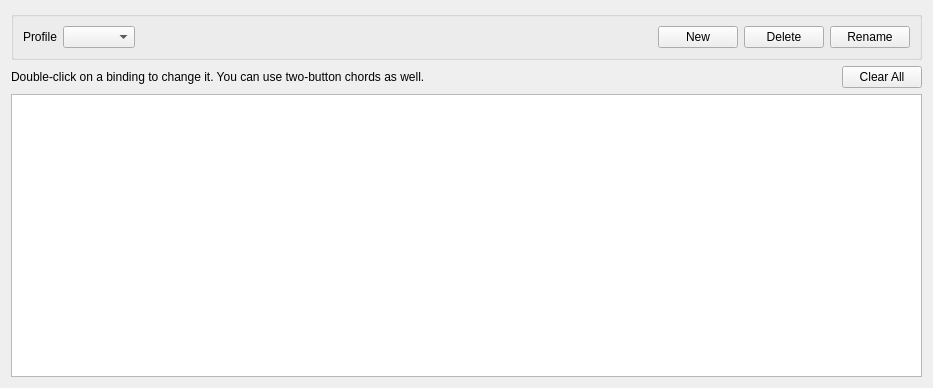
This is src/citra_qt/configuration/configure_hotkeys_controller.ui in azahar-emu/azahar as Qt 5 draws it before an edit. The edited form follows.
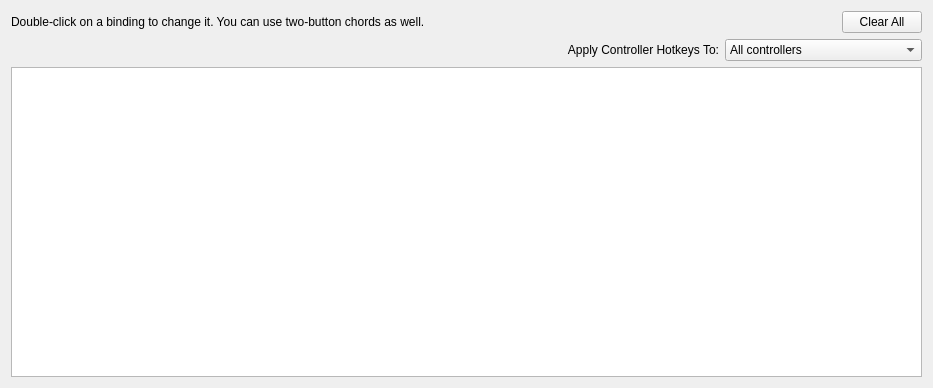
This is the edited form.

Commit message: input profiles and controller hotkeys can now apply to one controller, same type, or all controllers (when possible)

What changed in the file:
```diff
--- a/src/citra_qt/configuration/configure_hotkeys_controller.ui
+++ b/src/citra_qt/configuration/configure_hotkeys_controller.ui
@@ -14,56 +14,6 @@
    <string>Controller Hotkey Settings</string>
   </property>
   <layout class="QVBoxLayout" name="verticalLayout">
-   <item>
-   <widget class="QGroupBox" name="profileGroup">
-    <layout class="QHBoxLayout" name="horizontalLayout_5">
-     <item>
-      <widget class="QLabel" name="label_7">
-       <property name="text">
-        <string>Profile</string>
-       </property>
-      </widget>
-     </item>
-     <item>
-      <widget class="QComboBox" name="profile"/>
-     </item>
-     <item>
-      <spacer name="horizontalSpacer_4">
-       <property name="orientation">
-        <enum>Qt::Horizontal</enum>
-       </property>
-       <property name="sizeHint" stdset="0">
-        <size>
-         <width>40</width>
-         <height>20</height>
-        </size>
-       </property>
-      </spacer>
-     </item>
-     <item>
-      <widget class="QPushButton" name="buttonNew">
-       <property name="text">
-        <string>New</string>
-       </property>
-      </widget>
-     </item>
-     <item>
-      <widget class="QPushButton" name="buttonDelete">
-       <property name="text">
-        <string>Delete</string>
-       </property>
-      </widget>
-     </item>
-     <item>
-      <widget class="QPushButton" name="buttonRename">
-       <property name="text">
-        <string>Rename</string>
-       </property>
-      </widget>
-     </item>
-    </layout>
-    </widget>
-   </item>
    <item>
     <layout class="QHBoxLayout" name="horizontalLayout">
      <item>
@@ -95,6 +45,75 @@
      </item>
     </layout>
    </item>
+   <item>
+    <layout class="QHBoxLayout" name="horizontalLayout_2">
+     <property name="leftMargin">
+      <number>0</number>
+     </property>
+     <item alignment="Qt::AlignRight">
+      <widget class="QLabel" name="label_16">
+       <property name="sizePolicy">
+        <sizepolicy hsizetype="Expanding" vsizetype="Preferred">
+         <horstretch>0</horstretch>
+         <verstretch>0</verstretch>
+        </sizepolicy>
+       </property>
+       <property name="minimumSize">
+        <size>
+         <width>166</width>
+         <height>0</height>
+        </size>
+       </property>
+       <property name="maximumSize">
+        <size>
+         <width>1920192</width>
+         <height>16777215</height>
+        </size>
+       </property>
+       <property name="toolTip">
+        <string>Some mappings cannot be applied to all controllers, such as back buttons</string>
+       </property>
+       <property name="text">
+        <string>Apply Controller Hotkeys To:</string>
+       </property>
+       <property name="alignment">
+        <set>Qt::AlignRight|Qt::AlignTrailing|Qt::AlignVCenter</set>
+       </property>
+      </widget>
+     </item>
+     <item>
+      <widget class="QComboBox" name="comboBoxMappingType">
+       <property name="sizePolicy">
+        <sizepolicy hsizetype="Maximum" vsizetype="Fixed">
+         <horstretch>0</horstretch>
+         <verstretch>0</verstretch>
+        </sizepolicy>
+       </property>
+       <property name="minimumSize">
+        <size>
+         <width>150</width>
+         <height>0</height>
+        </size>
+       </property>
+       <item>
+        <property name="text">
+         <string>All controllers</string>
+        </property>
+       </item>
+       <item>
+        <property name="text">
+         <string>Controllers of the mapped type</string>
+        </property>
+       </item>
+       <item>
+        <property name="text">
+         <string>Only the mapped controller</string>
+        </property>
+       </item>
+      </widget>
+     </item>
+    </layout>
+   </item>
    <item>
     <layout class="QVBoxLayout" name="verticalLayout_2">
      <item>
```
The commit also changes 11 other files.
